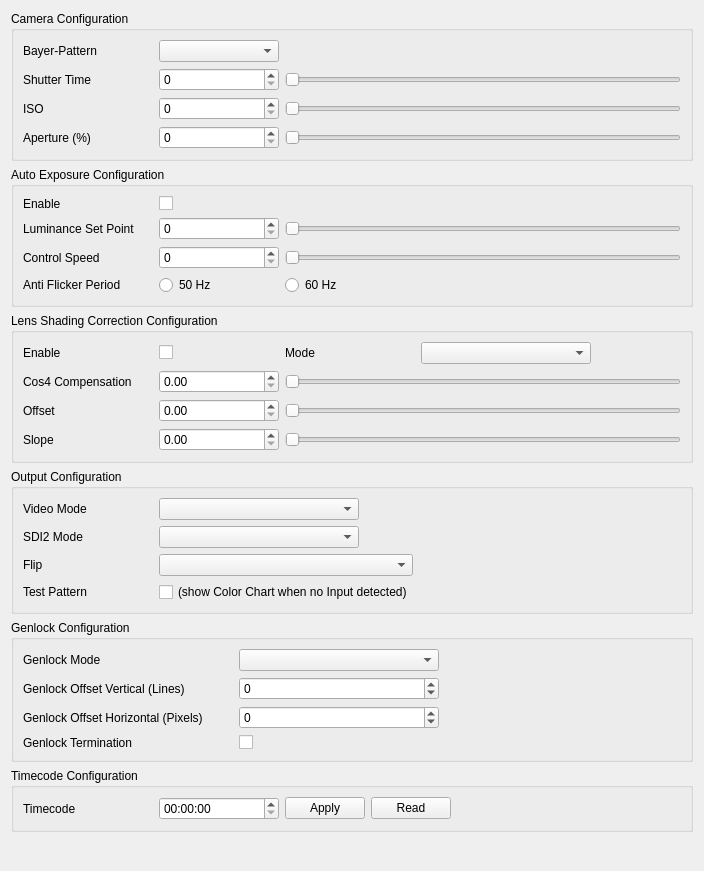
Old version of the form dct_widgets/inoutbox/inoutbox.ui in the repository KAYA-Instruments/SDI-Control-Point.
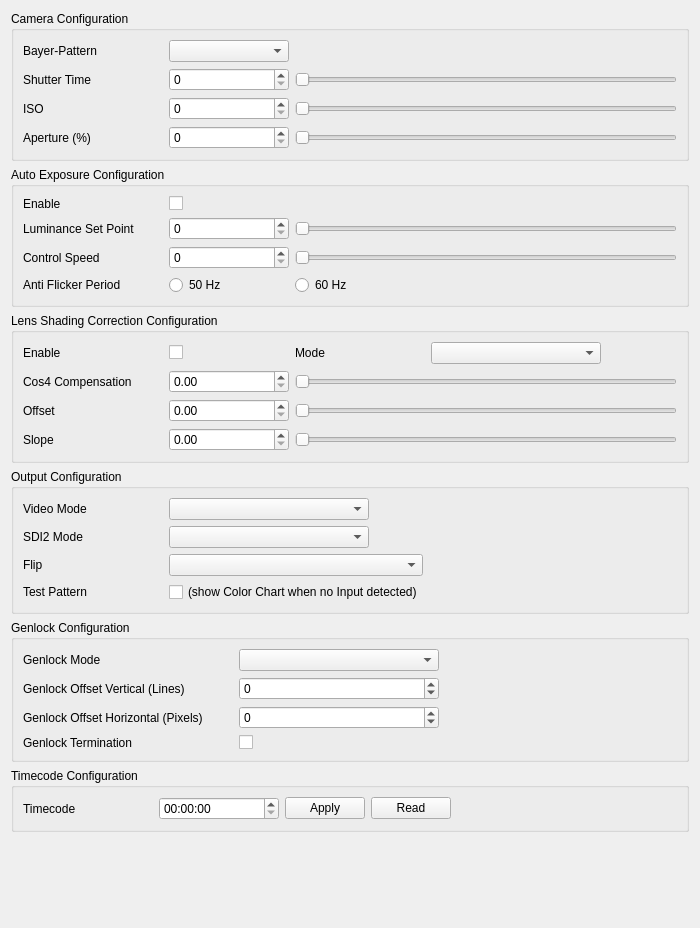
New version of the form.

```diff
--- a/dct_widgets/inoutbox/inoutbox.ui
+++ b/dct_widgets/inoutbox/inoutbox.ui
@@ -7,7 +7,7 @@
     <x>0</x>
     <y>0</y>
     <width>700</width>
-    <height>871</height>
+    <height>928</height>
    </rect>
   </property>
   <property name="windowTitle">
@@ -27,13 +27,13 @@
        <widget class="QLabel" name="lblExposure">
         <property name="minimumSize">
          <size>
-          <width>130</width>
+          <width>140</width>
           <height>0</height>
          </size>
         </property>
         <property name="maximumSize">
          <size>
-          <width>130</width>
+          <width>140</width>
           <height>16777215</height>
          </size>
         </property>
@@ -65,13 +65,13 @@
        <widget class="QLabel" name="lblAnalogueGain">
         <property name="minimumSize">
          <size>
-          <width>130</width>
+          <width>140</width>
           <height>0</height>
          </size>
         </property>
         <property name="maximumSize">
          <size>
-          <width>130</width>
+          <width>140</width>
           <height>16777215</height>
          </size>
         </property>
@@ -139,13 +139,13 @@
        <widget class="QLabel" name="lblBayerPattern">
         <property name="minimumSize">
          <size>
-          <width>130</width>
+          <width>140</width>
           <height>0</height>
          </size>
         </property>
         <property name="maximumSize">
          <size>
-          <width>130</width>
+          <width>140</width>
           <height>16777215</height>
          </size>
         </property>
@@ -184,13 +184,13 @@
        <widget class="QLabel" name="lblAperture">
         <property name="minimumSize">
          <size>
-          <width>130</width>
+          <width>140</width>
           <height>0</height>
          </size>
         </property>
         <property name="maximumSize">
          <size>
-          <width>130</width>
+          <width>140</width>
           <height>16777215</height>
          </size>
         </property>
@@ -235,13 +235,13 @@
        <widget class="QLabel" name="lblAecEnable">
         <property name="minimumSize">
          <size>
-          <width>130</width>
+          <width>140</width>
           <height>0</height>
          </size>
         </property>
         <property name="maximumSize">
          <size>
-          <width>130</width>
+          <width>140</width>
           <height>16777215</height>
          </size>
         </property>
@@ -261,13 +261,13 @@
        <widget class="QLabel" name="lblTaf">
         <property name="minimumSize">
          <size>
-          <width>130</width>
+          <width>140</width>
           <height>0</height>
          </size>
         </property>
         <property name="maximumSize">
          <size>
-          <width>130</width>
+          <width>140</width>
           <height>16777215</height>
          </size>
         </property>
@@ -280,13 +280,13 @@
        <widget class="QLabel" name="lblSetPoint">
         <property name="minimumSize">
          <size>
-          <width>130</width>
+          <width>140</width>
           <height>0</height>
          </size>
         </property>
         <property name="maximumSize">
          <size>
-          <width>130</width>
+          <width>140</width>
           <height>16777215</height>
          </size>
         </property>
@@ -316,13 +316,13 @@
        <widget class="QLabel" name="lblControlSpeed">
         <property name="minimumSize">
          <size>
-          <width>130</width>
+          <width>140</width>
           <height>0</height>
          </size>
         </property>
         <property name="maximumSize">
          <size>
-          <width>130</width>
+          <width>140</width>
           <height>16777215</height>
          </size>
         </property>
@@ -402,13 +402,13 @@
          <widget class="QLabel" name="lblOffset">
           <property name="minimumSize">
            <size>
-            <width>130</width>
+            <width>140</width>
             <height>0</height>
            </size>
           </property>
           <property name="maximumSize">
            <size>
-            <width>130</width>
+            <width>140</width>
             <height>16777215</height>
            </size>
           </property>
@@ -444,13 +444,13 @@
          <widget class="QLabel" name="lblSlope">
           <property name="minimumSize">
            <size>
-            <width>130</width>
+            <width>140</width>
             <height>0</height>
            </size>
           </property>
           <property name="maximumSize">
            <size>
-            <width>130</width>
+            <width>140</width>
             <height>16777215</height>
            </size>
           </property>
@@ -463,13 +463,13 @@
          <widget class="QLabel" name="lblK">
           <property name="minimumSize">
            <size>
-            <width>130</width>
+            <width>140</width>
             <height>0</height>
            </size>
           </property>
           <property name="maximumSize">
            <size>
-            <width>130</width>
+            <width>140</width>
             <height>16777215</height>
            </size>
           </property>
@@ -534,13 +534,13 @@
          <widget class="QLabel" name="lblLscEnable">
           <property name="minimumSize">
            <size>
-            <width>130</width>
+            <width>140</width>
             <height>0</height>
            </size>
           </property>
           <property name="maximumSize">
            <size>
-            <width>130</width>
+            <width>140</width>
             <height>16777215</height>
            </size>
           </property>
@@ -571,13 +571,13 @@
        <widget class="QLabel" name="lblFlip">
         <property name="minimumSize">
          <size>
-          <width>130</width>
+          <width>140</width>
           <height>0</height>
          </size>
         </property>
         <property name="maximumSize">
          <size>
-          <width>130</width>
+          <width>140</width>
           <height>16777215</height>
          </size>
         </property>
@@ -590,13 +590,13 @@
        <widget class="QLabel" name="lblVideoMode">
         <property name="minimumSize">
          <size>
-          <width>130</width>
+          <width>140</width>
           <height>0</height>
          </size>
         </property>
         <property name="maximumSize">
          <size>
-          <width>130</width>
+          <width>140</width>
           <height>16777215</height>
          </size>
         </property>
@@ -625,13 +625,13 @@
        <widget class="QLabel" name="lblSdi2Mode">
         <property name="minimumSize">
          <size>
-          <width>130</width>
+          <width>140</width>
           <height>0</height>
          </size>
         </property>
         <property name="maximumSize">
          <size>
-          <width>130</width>
+          <width>140</width>
           <height>16777215</height>
          </size>
         </property>
@@ -674,6 +674,18 @@
       </item>
       <item row="6" column="0">
        <widget class="QLabel" name="lblTestPattern">
+        <property name="minimumSize">
+         <size>
+          <width>140</width>
+          <height>0</height>
+         </size>
+        </property>
+        <property name="maximumSize">
+         <size>
+          <width>140</width>
+          <height>16777215</height>
+         </size>
+        </property>
         <property name="text">
          <string>Test Pattern</string>
         </property>
@@ -691,6 +703,12 @@
    </item>
    <item>
     <widget class="QGroupBox" name="gbxGenLockSettings">
+     <property name="maximumSize">
+      <size>
+       <width>16777215</width>
+       <height>16777215</height>
+      </size>
+     </property>
      <property name="title">
       <string>Genlock Configuration</string>
      </property>
@@ -858,14 +876,14 @@
     <widget class="QGroupBox" name="gbxTimeCodeSettings">
      <property name="minimumSize">
       <size>
-       <width>682</width>
-       <height>60</height>
+       <width>0</width>
+       <height>0</height>
       </size>
      </property>
      <property name="maximumSize">
       <size>
        <width>16777215</width>
-       <height>65</height>
+       <height>16777215</height>
       </size>
      </property>
      <property name="title">
```
Left out of the diff: 8 changed lines with no effect on the pictures.
